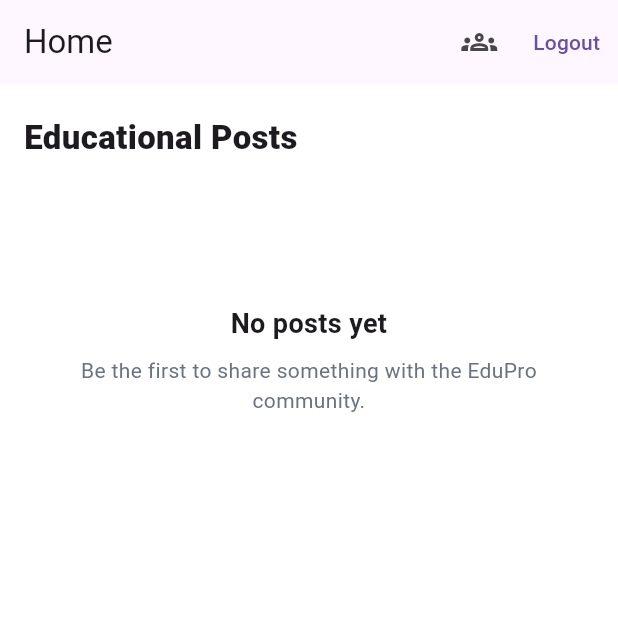
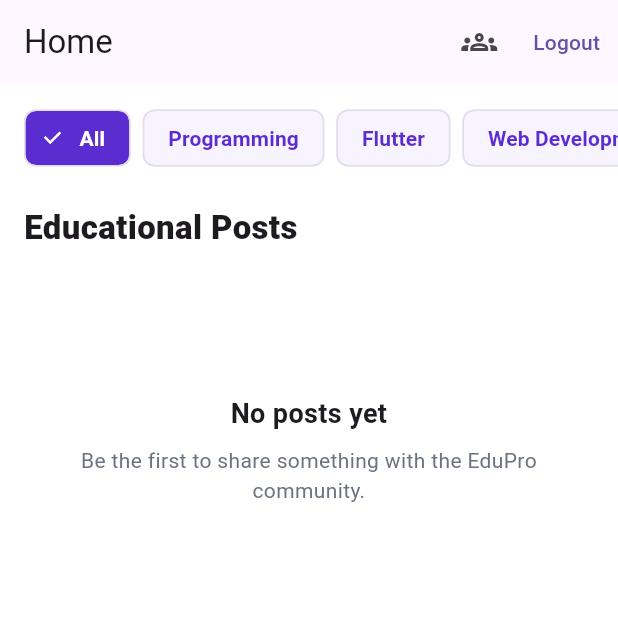
Before and after one commit to EduProTeam/edupro-mobile-app, a Flutter app: the _SimpleHomeScreen screen opened directly with empty values, on a phone screen of 412 x 824 dp, the top half of it. Run offline on Flutter 3.47's test engine with Material 3 defaults, Android fonts, the phone set to English and light mode, and no system bars; our stand-ins replace cloud_firestore, file_picker, firebase_auth, firebase_core, flutter_svg, image_picker and 2 more; accounts and stored records are empty.

Commit message:
feat: add home page category section with post filtering

```diff
--- a/lib/features/home/presentation/screens/home_shell_screen.dart
+++ b/lib/features/home/presentation/screens/home_shell_screen.dart
@@ -7,13 +7,13 @@ import '../../../chat/screens/group_list_screen.dart';
 import '../../../courses/models/course_draft.dart';
 import '../../../courses/presentation/screens/create_course_screen.dart';
 import '../../../courses/presentation/screens/recorded_courses_screen.dart';
-import '../../../posts/presentation/widgets/post_card.dart';
 import '../../../posts/presentation/screens/new_post_screen.dart';
 import '../../../posts/services/post_service.dart';
 import '../../../profile/presentation/screens/edit_profile_screen.dart';
 import '../../../profile/presentation/screens/profile_photo_screen.dart';
 import '../../../settings/presentation/screens/settings_screen.dart';
 import '../../../splash/presentation/screens/splash_screen.dart';
+import '../widgets/home_post_feed.dart';
 
 class HomeShellScreen extends StatefulWidget {
   const HomeShellScreen({super.key});
@@ -188,146 +188,10 @@ class _SimpleHomeScreenState extends State<_SimpleHomeScreen> {
           ),
         ],
       ),
-      body: StreamBuilder<List<PublishedPost>>(
-        stream: _postsStream,
-        builder: (context, snapshot) {
-          if (snapshot.hasError) {
-            debugPrint('Published posts feed error: ${snapshot.error}');
-            return _FeedMessage(
-              message: 'Unable to load posts.',
-              actionLabel: 'Try again',
-              onAction: _retryPosts,
-              onRefresh: _refreshPosts,
-            );
-          }
-
-          if (snapshot.connectionState == ConnectionState.waiting) {
-            return const _FeedLoading();
-          }
-
-          final posts = snapshot.data ?? const <PublishedPost>[];
-          if (posts.isEmpty) {
-            return _FeedMessage(
-              message: 'No posts yet',
-              detail:
-                  'Be the first to share something with the EduPro community.',
-              onRefresh: _refreshPosts,
-            );
-          }
-
-          return RefreshIndicator(
-            onRefresh: _refreshPosts,
-            child: ListView.builder(
-              physics: const AlwaysScrollableScrollPhysics(),
-              padding: const EdgeInsets.fromLTRB(16, 20, 16, 104),
-              itemCount: posts.length + 1,
-              itemBuilder: (context, index) {
-                if (index == 0) {
-                  return const Padding(
-                    padding: EdgeInsets.only(bottom: 16),
-                    child: Text(
-                      'Educational Posts',
-                      style: TextStyle(
-                        fontSize: 22,
-                        fontWeight: FontWeight.w800,
-                      ),
-                    ),
-                  );
-                }
-
-                return Padding(
-                  padding: const EdgeInsets.only(bottom: 16),
-                  child: PostCard(post: posts[index - 1]),
-                );
-              },
-            ),
-          );
-        },
-      ),
-    );
-  }
-}
-
-class _FeedLoading extends StatelessWidget {
-  const _FeedLoading();
-
-  @override
-  Widget build(BuildContext context) {
-    return ListView(
-      physics: const AlwaysScrollableScrollPhysics(),
-      padding: const EdgeInsets.fromLTRB(16, 20, 16, 104),
-      children: const [
-        Text(
-          'Educational Posts',
-          style: TextStyle(fontSize: 22, fontWeight: FontWeight.w800),
-        ),
-        SizedBox(height: 96),
-        Center(child: CircularProgressIndicator()),
-        SizedBox(height: 14),
-        Center(child: Text('Loading posts...')),
-      ],
-    );
-  }
-}
-
-class _FeedMessage extends StatelessWidget {
-  const _FeedMessage({
-    required this.message,
-    required this.onRefresh,
-    this.detail,
-    this.actionLabel,
-    this.onAction,
-  });
-
-  final String message;
-  final String? detail;
-  final String? actionLabel;
-  final VoidCallback? onAction;
-  final Future<void> Function() onRefresh;
-
-  @override
-  Widget build(BuildContext context) {
-    return RefreshIndicator(
-      onRefresh: onRefresh,
-      child: ListView(
-        physics: const AlwaysScrollableScrollPhysics(),
-        padding: const EdgeInsets.fromLTRB(16, 20, 16, 104),
-        children: [
-          const Text(
-            'Educational Posts',
-            style: TextStyle(fontSize: 22, fontWeight: FontWeight.w800),
-          ),
-          const SizedBox(height: 96),
-          Center(
-            child: Column(
-              children: [
-                Text(
-                  message,
-                  textAlign: TextAlign.center,
-                  style: const TextStyle(
-                    fontSize: 18,
-                    fontWeight: FontWeight.w700,
-                  ),
-                ),
-                if (detail != null) ...[
-                  const SizedBox(height: 8),
-                  Text(
-                    detail!,
-                    textAlign: TextAlign.center,
-                    style: const TextStyle(color: Color(0xFF6B7280)),
-                  ),
-                ],
-                if (actionLabel != null) ...[
-                  const SizedBox(height: 14),
-                  OutlinedButton(
-                    onPressed: onAction,
-                    child: Text(actionLabel!),
-                  ),
-                ],
-              ],
-            ),
-          ),
-        ],
+      body: HomePostFeed(
+        postsStream: _postsStream,
+        onRefresh: _refreshPosts,
+        onRetry: _retryPosts,
       ),
     );
   }
--- /dev/null
+++ b/lib/features/home/presentation/widgets/home_post_feed.dart
@@ -0,0 +1,218 @@
+import 'package:flutter/material.dart';
+
+import '../../../posts/models/post_categories.dart';
+import '../../../posts/presentation/widgets/post_card.dart';
+import '../../../posts/services/post_service.dart';
+
+class HomePostFeed extends StatefulWidget {
+  const HomePostFeed({
+    super.key,
+    required this.postsStream,
+    required this.onRefresh,
+    required this.onRetry,
+  });
+
+  final Stream<List<PublishedPost>> postsStream;
+  final Future<void> Function() onRefresh;
+  final VoidCallback onRetry;
+
+  @override
+  State<HomePostFeed> createState() => _HomePostFeedState();
+}
+
+class _HomePostFeedState extends State<HomePostFeed> {
+  static const _primaryPurple = Color(0xFF5B2CCF);
+  String _selectedCategory = allPostsCategory;
+
+  @override
+  Widget build(BuildContext context) {
+    return Column(
+      children: [
+        SingleChildScrollView(
+          scrollDirection: Axis.horizontal,
+          padding: const EdgeInsets.fromLTRB(16, 12, 16, 0),
+          child: Row(
+            children: [
+              for (final category in [allPostsCategory, ...postCategories])
+                Padding(
+                  padding: const EdgeInsets.only(right: 8),
+                  child: ChoiceChip(
+                    label: Text(category),
+                    selected: _selectedCategory == category,
+                    selectedColor: _primaryPurple,
+                    backgroundColor: const Color(0xFFF7F4FF),
+                    checkmarkColor: Colors.white,
+                    labelStyle: TextStyle(
+                      color: _selectedCategory == category
+                          ? Colors.white
+                          : _primaryPurple,
+                      fontWeight: FontWeight.w600,
+                    ),
+                    side: const BorderSide(color: Color(0xFFE3DDEA)),
+                    onSelected: (_) {
+                      setState(() {
+                        _selectedCategory = category;
+                      });
+                    },
+                  ),
+                ),
+            ],
+          ),
+        ),
+        Expanded(
+          child: StreamBuilder<List<PublishedPost>>(
+            stream: widget.postsStream,
+            builder: (context, snapshot) {
+              if (snapshot.hasError) {
+                debugPrint('Published posts feed error: ${snapshot.error}');
+                return _FeedMessage(
+                  message: 'Unable to load posts.',
+                  actionLabel: 'Try again',
+                  onAction: widget.onRetry,
+                  onRefresh: widget.onRefresh,
+                );
+              }
+
+              if (snapshot.connectionState == ConnectionState.waiting) {
+                return const _FeedLoading();
+              }
+
+              final allPosts = snapshot.data ?? const <PublishedPost>[];
+              final posts = _selectedCategory == allPostsCategory
+                  ? allPosts
+                  : allPosts
+                        .where((post) => post.category == _selectedCategory)
+                        .toList(growable: false);
+              if (posts.isEmpty) {
+                return _FeedMessage(
+                  message: _selectedCategory == allPostsCategory
+                      ? 'No posts yet'
+                      : 'No posts in $_selectedCategory yet',
+                  detail: allPosts.isEmpty
+                      ? 'Be the first to share something with the EduPro community.'
+                      : 'Select another category to see more posts.',
+                  onRefresh: widget.onRefresh,
+                );
+              }
+
+              return RefreshIndicator(
+                onRefresh: widget.onRefresh,
+                child: ListView.builder(
+                  physics: const AlwaysScrollableScrollPhysics(),
+                  padding: const EdgeInsets.fromLTRB(16, 20, 16, 104),
+                  itemCount: posts.length + 1,
+                  itemBuilder: (context, index) {
+                    if (index == 0) {
+                      return const Padding(
+                        padding: EdgeInsets.only(bottom: 16),
+                        child: Text(
+                          'Educational Posts',
+                          style: TextStyle(
+                            fontSize: 22,
+                            fontWeight: FontWeight.w800,
+                          ),
+                        ),
+                      );
+                    }
+
+                    final post = posts[index - 1];
+                    return Padding(
+                      key: ValueKey(post.id),
+                      padding: const EdgeInsets.only(bottom: 16),
+                      child: PostCard(post: post),
+                    );
+                  },
+                ),
+              );
+            },
+          ),
+        ),
+      ],
+    );
+  }
+}
+
+class _FeedLoading extends StatelessWidget {
+  const _FeedLoading();
+
+  @override
+  Widget build(BuildContext context) {
+    return ListView(
+      physics: const AlwaysScrollableScrollPhysics(),
+      padding: const EdgeInsets.fromLTRB(16, 20, 16, 104),
+      children: const [
+        Text(
+          'Educational Posts',
+          style: TextStyle(fontSize: 22, fontWeight: FontWeight.w800),
+        ),
+        SizedBox(height: 96),
+        Center(child: CircularProgressIndicator()),
+        SizedBox(height: 14),
+        Center(child: Text('Loading posts...')),
+      ],
+    );
+  }
+}
+
+class _FeedMessage extends StatelessWidget {
+  const _FeedMessage({
+    required this.message,
+    required this.onRefresh,
+    this.detail,
+    this.actionLabel,
+    this.onAction,
+  });
+
+  final String message;
+  final String? detail;
+  final String? actionLabel;
+  final VoidCallback? onAction;
+  final Future<void> Function() onRefresh;
+
+  @override
+  Widget build(BuildContext context) {
+    return RefreshIndicator(
+      onRefresh: onRefresh,
+      child: ListView(
+        physics: const AlwaysScrollableScrollPhysics(),
+        padding: const EdgeInsets.fromLTRB(16, 20, 16, 104),
+        children: [
+          const Text(
+            'Educational Posts',
+            style: TextStyle(fontSize: 22, fontWeight: FontWeight.w800),
+          ),
+          const SizedBox(height: 96),
+          Center(
+            child: Column(
+              children: [
+                Text(
+                  message,
+                  textAlign: TextAlign.center,
+                  style: const TextStyle(
+                    fontSize: 18,
+                    fontWeight: FontWeight.w700,
+                  ),
+                ),
+                if (detail != null) ...[
+                  const SizedBox(height: 8),
+                  Text(
+                    detail!,
+                    textAlign: TextAlign.center,
+                    style: const TextStyle(color: Color(0xFF6B7280)),
+                  ),
+                ],
+                if (actionLabel != null) ...[
+                  const SizedBox(height: 14),
+                  OutlinedButton(
+                    onPressed: onAction,
+                    child: Text(actionLabel!),
+                  ),
+                ],
+              ],
+            ),
+          ),
+        ],
+      ),
+    );
+  }
+}
--- /dev/null
+++ b/lib/features/posts/models/post_categories.dart
@@ -0,0 +1,13 @@
+/// Categories stored on posts and offered by both the editor and Home feed.
+const postCategories = <String>[
+  'Programming',
+  'Flutter',
+  'Web Development',
+  'Mobile Development',
+  'UI/UX',
+  'Database',
+  'AI',
+];
+
+/// A feed filter only; this is never a category for a new post.
+const allPostsCategory = 'All';
--- a/lib/features/posts/services/post_service.dart
+++ b/lib/features/posts/services/post_service.dart
@@ -6,6 +6,7 @@ import 'package:flutter/foundation.dart';
 import 'package:supabase_flutter/supabase_flutter.dart';
 
 import '../../../supabase_options.dart';
+import '../models/post_categories.dart';
 import '../models/post_comment.dart';
 
 enum PostAttachmentType { image, video, file, link }
@@ -384,6 +385,9 @@ class PostService {
     required String status,
     PostAttachment? attachment,
   }) async {
+    if (!postCategories.contains(category)) {
+      throw const PostFailure('Please select a category.');
+    }
     if (postId != null) {
       return _updatePost(
         postId: postId,
```
Also changed, not shown: lib/features/posts/presentation/screens/new_post_screen.dart (+6 -13 lines), pubspec.lock, 1 other file.
